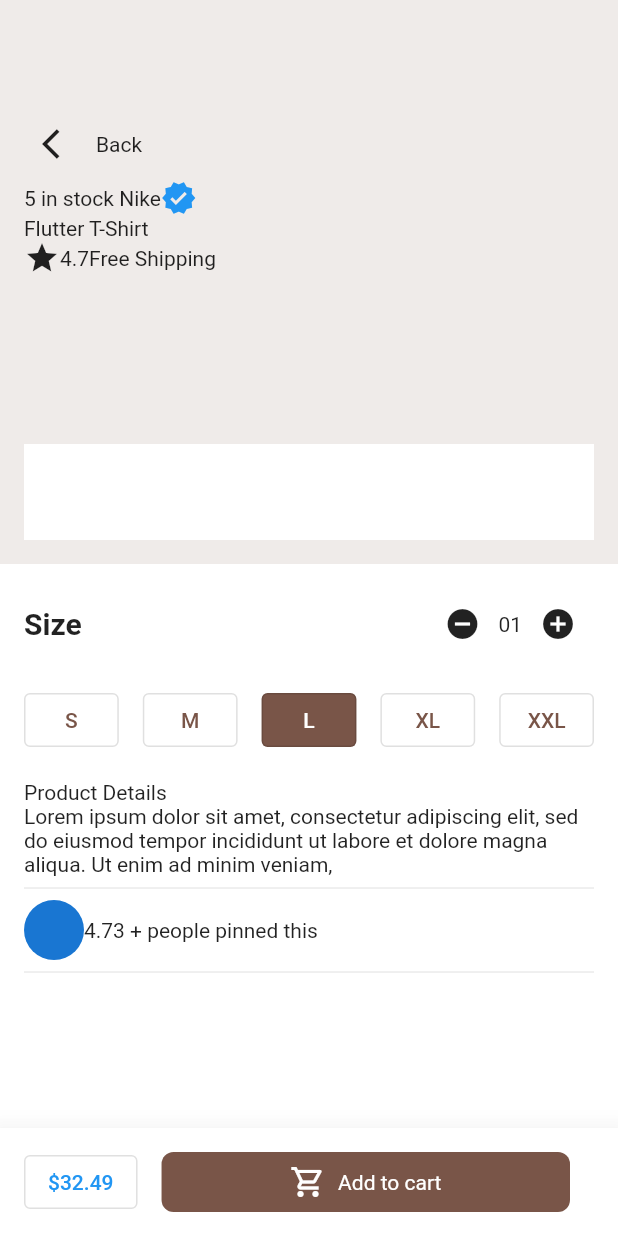
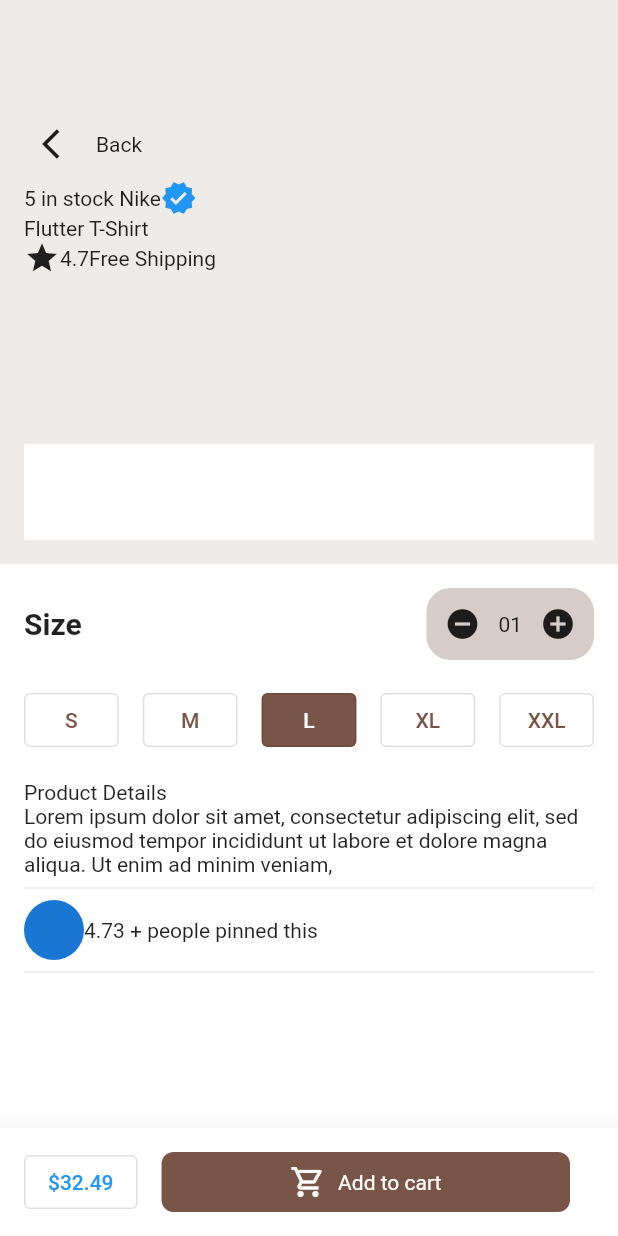
Before and after one commit to JAICHANGPARK/flutter_notebook_chapter_31, a Flutter app: the ECommerceDetailPage screen opened directly, on a phone screen of 412 x 824 dp. Run offline on Flutter 3.47's test engine with Material 2 defaults, Android fonts, the phone set to English and light mode, and no system bars; our stand-ins replace percent_indicator.

Commit message:
Update e_commerce_detail_page.dart

```diff
--- a/lib/ep1581_e_commerce_app_ui/view/e_commerce_detail_page.dart
+++ b/lib/ep1581_e_commerce_app_ui/view/e_commerce_detail_page.dart
@@ -81,6 +81,11 @@ class _ECommerceDetailPageState extends State<ECommerceDetailPage> {
                       ),
                       const Spacer(),
                       Container(
+                        decoration: BoxDecoration(
+                          color: Colors.brown[100],
+                          borderRadius: BorderRadius.circular(16),
+                        ),
+                        padding: EdgeInsets.symmetric(horizontal: 0),
                         child: Row(
                           children: [
                             IconButton(
```
